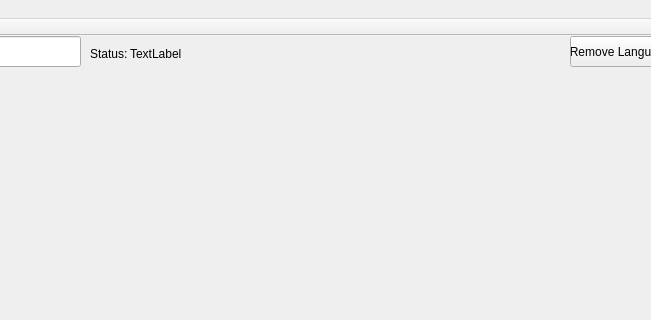
The window that mainwindow.ui (TZer0/Translate) describes before a commit, drawn with Qt 5; both pictures show x 140 to 791 and y 0 to 320 of the 910 by 671 pixel window.
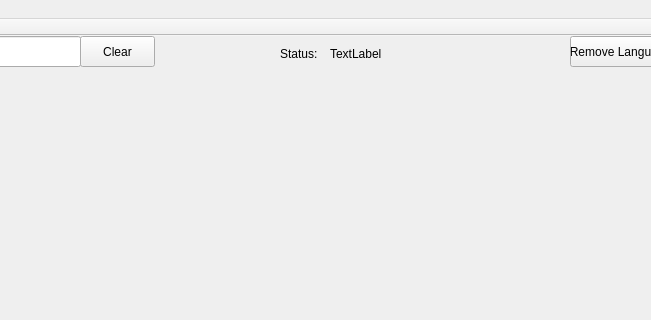
The same window after the commit.

Commit message: Working version, needs code-changes to become more readable.

Diff of the .ui file:
```diff
--- a/mainwindow.ui
+++ b/mainwindow.ui
@@ -83,7 +83,7 @@
    <widget class="QLabel" name="label_2">
     <property name="geometry">
      <rect>
-      <x>230</x>
+      <x>420</x>
       <y>10</y>
       <width>46</width>
       <height>16</height>
@@ -96,7 +96,7 @@
    <widget class="QLabel" name="curStatus">
     <property name="geometry">
      <rect>
-      <x>270</x>
+      <x>470</x>
       <y>10</y>
       <width>241</width>
       <height>16</height>
@@ -106,6 +106,19 @@
      <string>TextLabel</string>
     </property>
    </widget>
+   <widget class="QPushButton" name="clearSearch">
+    <property name="geometry">
+     <rect>
+      <x>220</x>
+      <y>0</y>
+      <width>75</width>
+      <height>31</height>
+     </rect>
+    </property>
+    <property name="text">
+     <string>Clear</string>
+    </property>
+   </widget>
   </widget>
   <widget class="QMenuBar" name="menuBar">
    <property name="geometry">
```
The commit also changes 2 other files.
